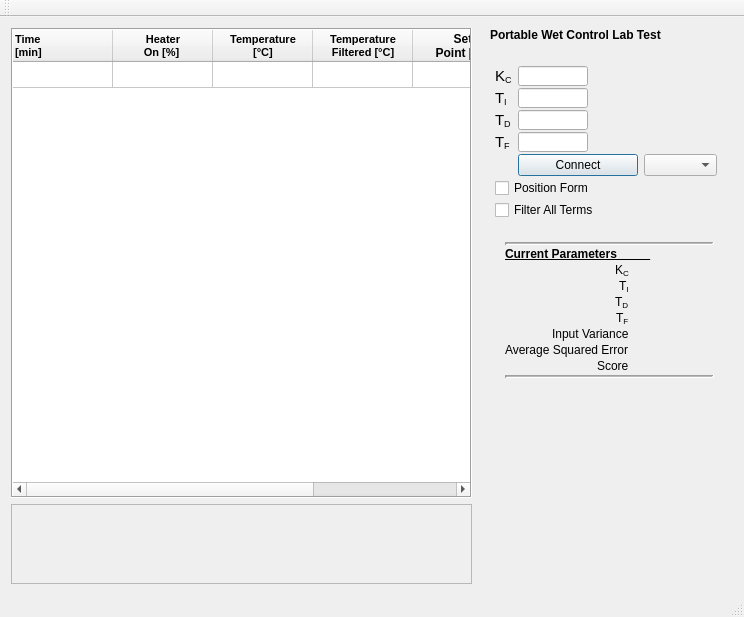
The window that mainwindow.ui (AnthonyA28/Qt-PWCL-test) describes before a commit, drawn with Qt 5.
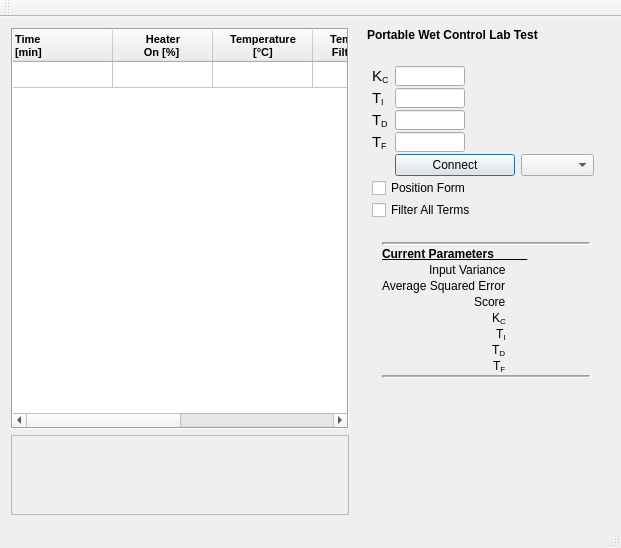
The same window after the commit.

Commit message: fixed sending parameters without needng to press a button

```diff
--- a/mainwindow.ui
+++ b/mainwindow.ui
@@ -6,8 +6,8 @@
    <rect>
     <x>0</x>
     <y>0</y>
-    <width>744</width>
-    <height>617</height>
+    <width>621</width>
+    <height>548</height>
    </rect>
   </property>
   <property name="minimumSize">
@@ -683,7 +683,7 @@
           </property>
          </widget>
         </item>
-        <item row="2" column="0">
+        <item row="5" column="0">
          <widget class="QLabel" name="label_6">
           <property name="sizePolicy">
            <sizepolicy hsizetype="Fixed" vsizetype="Fixed">
@@ -702,7 +702,7 @@
           </property>
          </widget>
         </item>
-        <item row="2" column="1">
+        <item row="5" column="1">
          <widget class="QLabel" name="kcLabel">
           <property name="sizePolicy">
            <sizepolicy hsizetype="Fixed" vsizetype="Fixed">
@@ -721,7 +721,7 @@
           </property>
          </widget>
         </item>
-        <item row="3" column="0">
+        <item row="6" column="0">
          <widget class="QLabel" name="label_10">
           <property name="sizePolicy">
            <sizepolicy hsizetype="Fixed" vsizetype="Fixed">
@@ -740,7 +740,7 @@
           </property>
          </widget>
         </item>
-        <item row="3" column="1">
+        <item row="6" column="1">
          <widget class="QLabel" name="tauiLabel">
           <property name="sizePolicy">
            <sizepolicy hsizetype="Fixed" vsizetype="Fixed">
@@ -759,7 +759,45 @@
           </property>
          </widget>
         </item>
-        <item row="5" column="0">
+        <item row="7" column="0">
+         <widget class="QLabel" name="label_16">
+          <property name="sizePolicy">
+           <sizepolicy hsizetype="Fixed" vsizetype="Fixed">
+            <horstretch>0</horstretch>
+            <verstretch>0</verstretch>
+           </sizepolicy>
+          </property>
+          <property name="maximumSize">
+           <size>
+            <width>17</width>
+            <height>16777215</height>
+           </size>
+          </property>
+          <property name="text">
+           <string>&lt;html&gt;&lt;head/&gt;&lt;body&gt;&lt;p&gt;&lt;span style=&quot; font-size:9pt;&quot;&gt;Τ&lt;/span&gt;&lt;span style=&quot; font-size:9pt; vertical-align:sub;&quot;&gt;D&lt;/span&gt;&lt;/p&gt;&lt;/body&gt;&lt;/html&gt;</string>
+          </property>
+         </widget>
+        </item>
+        <item row="7" column="1">
+         <widget class="QLabel" name="taudLabel">
+          <property name="sizePolicy">
+           <sizepolicy hsizetype="Fixed" vsizetype="Fixed">
+            <horstretch>0</horstretch>
+            <verstretch>0</verstretch>
+           </sizepolicy>
+          </property>
+          <property name="maximumSize">
+           <size>
+            <width>141</width>
+            <height>16777215</height>
+           </size>
+          </property>
+          <property name="text">
+           <string/>
+          </property>
+         </widget>
+        </item>
+        <item row="8" column="0">
          <widget class="QLabel" name="label_12">
           <property name="sizePolicy">
            <sizepolicy hsizetype="Fixed" vsizetype="Fixed">
@@ -778,7 +816,7 @@
           </property>
          </widget>
         </item>
-        <item row="5" column="1">
+        <item row="8" column="1">
          <widget class="QLabel" name="taufLabel">
           <property name="sizePolicy">
            <sizepolicy hsizetype="Fixed" vsizetype="Fixed">
@@ -797,7 +835,41 @@
           </property>
          </widget>
         </item>
-        <item row="7" column="0">
+        <item row="13" column="0" colspan="2">
+         <widget class="Line" name="line_2">
+          <property name="sizePolicy">
+           <sizepolicy hsizetype="Minimum" vsizetype="Minimum">
+            <horstretch>0</horstretch>
+            <verstretch>0</verstretch>
+           </sizepolicy>
+          </property>
+          <property name="minimumSize">
+           <size>
+            <width>2</width>
+            <height>0</height>
+           </size>
+          </property>
+          <property name="maximumSize">
+           <size>
+            <width>285</width>
+            <height>16777215</height>
+           </size>
+          </property>
+          <property name="frameShadow">
+           <enum>QFrame::Sunken</enum>
+          </property>
+          <property name="lineWidth">
+           <number>2</number>
+          </property>
+          <property name="midLineWidth">
+           <number>1</number>
+          </property>
+          <property name="orientation">
+           <enum>Qt::Horizontal</enum>
+          </property>
+         </widget>
+        </item>
+        <item row="2" column="0">
          <widget class="QLabel" name="label_14">
           <property name="sizePolicy">
            <sizepolicy hsizetype="Fixed" vsizetype="Fixed">
@@ -816,41 +888,7 @@
           </property>
          </widget>
         </item>
-        <item row="10" column="0" colspan="2">
-         <widget class="Line" name="line_2">
-          <property name="sizePolicy">
-           <sizepolicy hsizetype="Minimum" vsizetype="Minimum">
-            <horstretch>0</horstretch>
-            <verstretch>0</verstretch>
-           </sizepolicy>
-          </property>
-          <property name="minimumSize">
-           <size>
-            <width>2</width>
-            <height>0</height>
-           </size>
-          </property>
-          <property name="maximumSize">
-           <size>
-            <width>285</width>
-            <height>16777215</height>
-           </size>
-          </property>
-          <property name="frameShadow">
-           <enum>QFrame::Sunken</enum>
-          </property>
-          <property name="lineWidth">
-           <number>2</number>
-          </property>
-          <property name="midLineWidth">
-           <number>1</number>
-          </property>
-          <property name="orientation">
-           <enum>Qt::Horizontal</enum>
-          </property>
-         </widget>
-        </item>
-        <item row="8" column="0">
+        <item row="3" column="0">
          <widget class="QLabel" name="label_15">
           <property name="sizePolicy">
            <sizepolicy hsizetype="Fixed" vsizetype="Fixed">
@@ -869,79 +907,41 @@
           </property>
          </widget>
         </item>
-        <item row="7" column="1">
-         <widget class="QLabel" name="inputVarLabel">
-          <property name="sizePolicy">
-           <sizepolicy hsizetype="Fixed" vsizetype="Fixed">
-            <horstretch>0</horstretch>
-            <verstretch>0</verstretch>
-           </sizepolicy>
-          </property>
-          <property name="maximumSize">
-           <size>
-            <width>141</width>
-            <height>16777215</height>
-           </size>
-          </property>
-          <property name="text">
-           <string/>
-          </property>
-         </widget>
-        </item>
-        <item row="8" column="1">
-         <widget class="QLabel" name="avgerrLabel">
-          <property name="sizePolicy">
-           <sizepolicy hsizetype="Fixed" vsizetype="Fixed">
-            <horstretch>0</horstretch>
-            <verstretch>0</verstretch>
-           </sizepolicy>
-          </property>
-          <property name="maximumSize">
-           <size>
-            <width>141</width>
-            <height>16777215</height>
-           </size>
-          </property>
-          <property name="text">
-           <string/>
-          </property>
-         </widget>
-        </item>
-        <item row="9" column="0">
+        <item row="4" column="0">
          <widget class="QLabel" name="label_7">
           <property name="text">
            <string>Score</string>
           </property>
          </widget>
         </item>
-        <item row="9" column="1">
-         <widget class="QLabel" name="scoreLabel">
-          <property name="text">
-           <string/>
-          </property>
-         </widget>
-        </item>
-        <item row="4" column="0">
-         <widget class="QLabel" name="label_16">
-          <property name="sizePolicy">
-           <sizepolicy hsizetype="Fixed" vsizetype="Fixed">
-            <horstretch>0</horstretch>
-            <verstretch>0</verstretch>
-           </sizepolicy>
-          </property>
-          <property name="maximumSize">
-           <size>
-            <width>17</width>
-            <height>16777215</height>
-           </size>
-          </property>
-          <property name="text">
-           <string>&lt;html&gt;&lt;head/&gt;&lt;body&gt;&lt;p&gt;&lt;span style=&quot; font-size:9pt;&quot;&gt;Τ&lt;/span&gt;&lt;span style=&quot; font-size:9pt; vertical-align:sub;&quot;&gt;D&lt;/span&gt;&lt;/p&gt;&lt;/body&gt;&lt;/html&gt;</string>
-          </property>
-         </widget>
-        </item>
         <item row="4" column="1">
-         <widget class="QLabel" name="taudLabel">
+         <widget class="QLabel" name="scoreLabel">
+          <property name="text">
+           <string/>
+          </property>
+         </widget>
+        </item>
+        <item row="3" column="1">
+         <widget class="QLabel" name="avgerrLabel">
+          <property name="sizePolicy">
+           <sizepolicy hsizetype="Fixed" vsizetype="Fixed">
+            <horstretch>0</horstretch>
+            <verstretch>0</verstretch>
+           </sizepolicy>
+          </property>
+          <property name="maximumSize">
+           <size>
+            <width>141</width>
+            <height>16777215</height>
+           </size>
+          </property>
+          <property name="text">
+           <string/>
+          </property>
+         </widget>
+        </item>
+        <item row="2" column="1">
+         <widget class="QLabel" name="inputVarLabel">
           <property name="sizePolicy">
            <sizepolicy hsizetype="Fixed" vsizetype="Fixed">
             <horstretch>0</horstretch>
```
Left out of the diff: 2 changed lines with no effect on the pictures. The commit also changes 2 other files.
